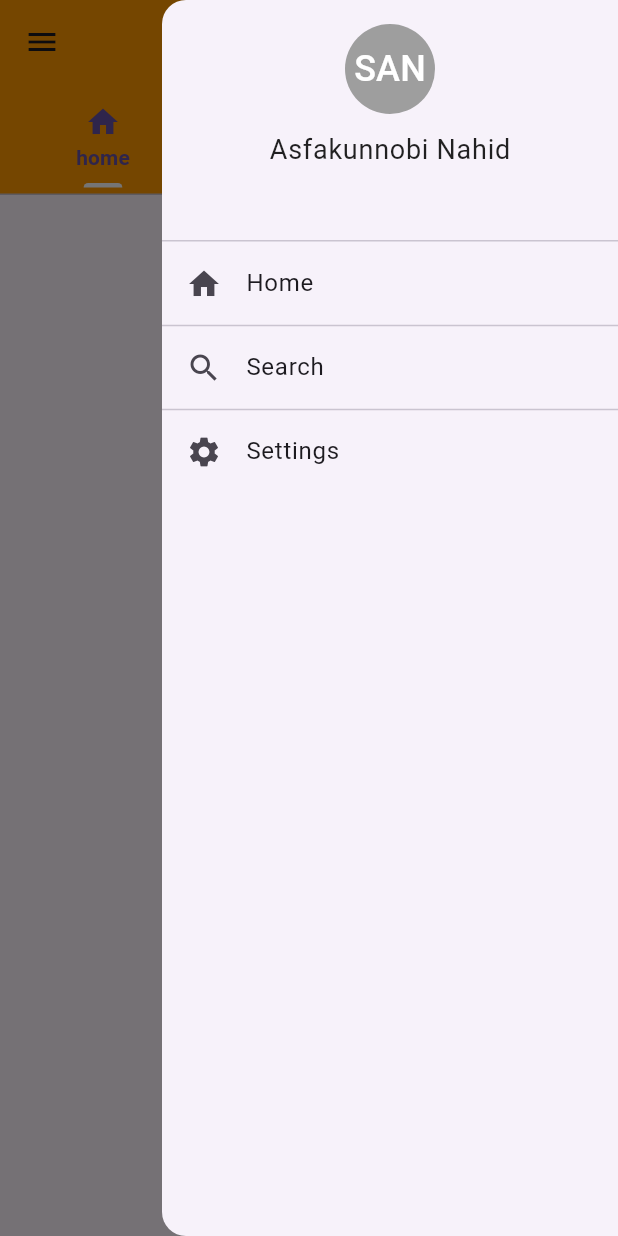
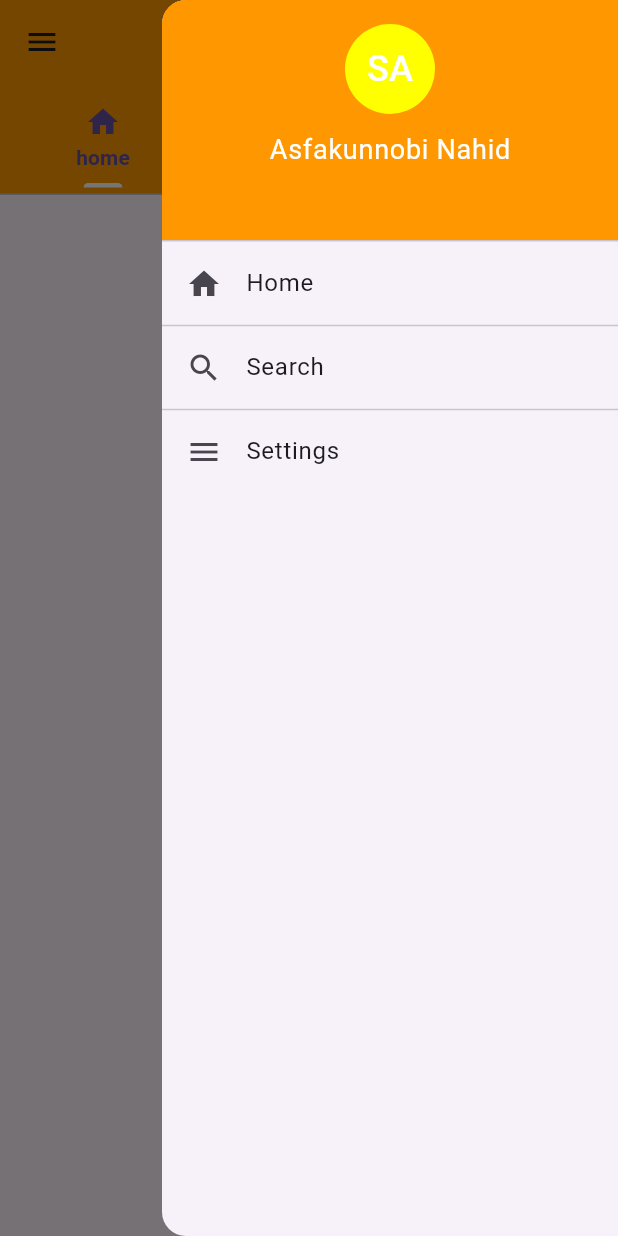
Before and after one commit to sanahid120/Flutter-Basics, a Flutter app: the BarsWidgets screen opened directly, after a tap on the "menu" icon, on a phone screen of 412 x 824 dp. Run offline on Flutter 3.47's test engine with Material 3 defaults, Android fonts, the phone set to English and light mode, and no system bars.

Commit message:
bars update

```diff
--- a/lib/bars.dart
+++ b/lib/bars.dart
@@ -1,8 +1,13 @@
 import 'package:flutter/material.dart';
 
-class BarsWidgets extends StatelessWidget {
+class BarsWidgets extends StatefulWidget {
   const BarsWidgets({super.key});
 
+  @override
+  State<BarsWidgets> createState() => _BarsWidgetsState();
+}
+
+class _BarsWidgetsState extends State<BarsWidgets> {
   @override
   Widget build(BuildContext context) {
     return DefaultTabController(
@@ -50,7 +55,7 @@ class BarsWidgets extends StatelessWidget {
                       backgroundColor: Colors.yellowAccent,
 
                       child: Text(
-                        'SAN',
+                        'SA',
                         style: TextStyle(fontSize: 24, color: Colors.white),
                       ),
                     ),
@@ -94,7 +99,7 @@ class BarsWidgets extends StatelessWidget {
               Divider(),
               ListTile(
                 visualDensity: VisualDensity(horizontal: 0, vertical: -4),
-                leading: Icon(Icons.settings),
+                leading: Icon(Icons.menu),
                 title: Text('Settings'),
                 onTap: () {
                   Navigator.pop(context);
@@ -114,22 +119,21 @@ class BarsWidgets extends StatelessWidget {
             padding: EdgeInsets.zero,
             children: [
               DrawerHeader(
-                //decoration: BoxDecoration(color: Colors.orange),
+                decoration: BoxDecoration(color: Colors.orange),
                 child: Column(
                   children: [
                     CircleAvatar(
                       radius: 30,
-                      backgroundColor: Colors.grey,
-
+                      backgroundColor: Colors.yellowAccent,
                       child: Text(
-                        'SAN',
+                        'SA',
                         style: TextStyle(fontSize: 24, color: Colors.white),
                       ),
                     ),
                     SizedBox(height: 10),
                     Text(
                       'Asfakunnobi Nahid',
-                      style: TextStyle(fontSize: 18, color: Colors.black87),
+                      style: TextStyle(fontSize: 18, color: Colors.white),
                     ),
                   ],
                 ),
@@ -166,7 +170,7 @@ class BarsWidgets extends StatelessWidget {
               Divider(),
               ListTile(
                 visualDensity: VisualDensity(horizontal: 0, vertical: -4),
-                leading: Icon(Icons.settings),
+                leading: Icon(Icons.menu),
                 title: Text('Settings'),
                 onTap: () {
                   Navigator.pop(context);
@@ -181,6 +185,7 @@ class BarsWidgets extends StatelessWidget {
             ],
           ),
         ),
+
         body: TabBarView(
           children: [
             Center(
```
